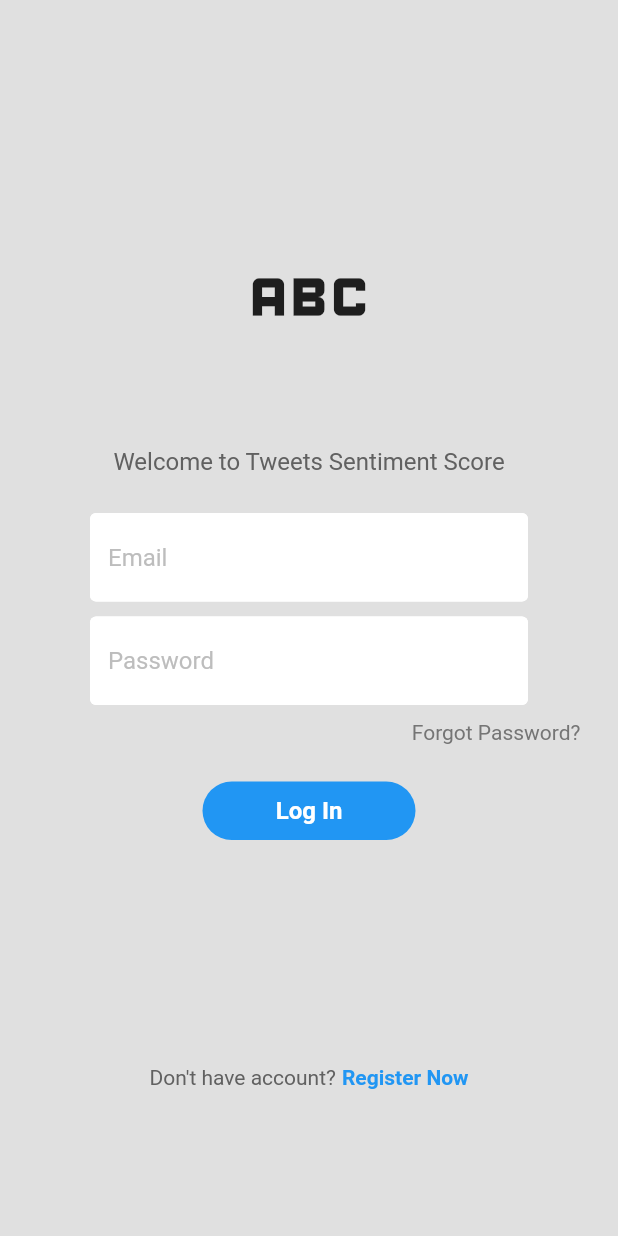
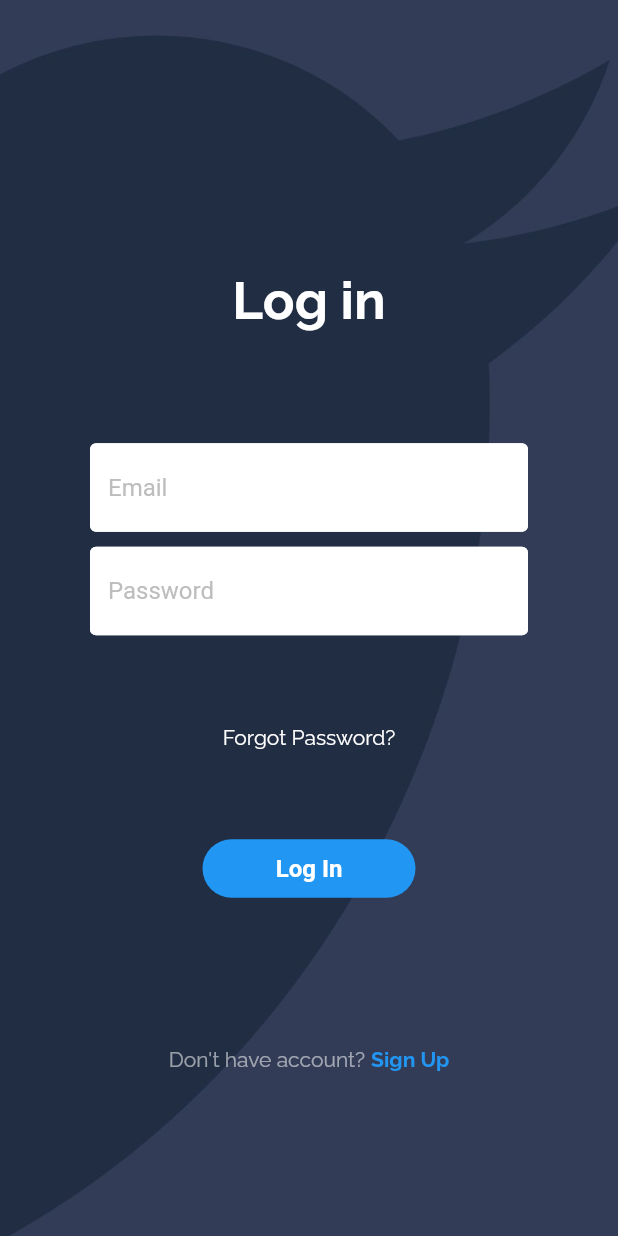
Before and after one commit to HareezIshraf5/tweets-sentiment-score-app, a Flutter app: the LoginPage screen opened directly with empty values, on a phone screen of 412 x 824 dp. Run offline on Flutter 3.47's test engine with Material 2 defaults, Android fonts, the phone set to English and light mode, and no system bars; our stand-ins replace cloud_firestore, firebase_auth, firebase_core, google_fonts; accounts and stored records are empty.

Commit message:
Update login_page.dart

```diff
--- a/lib/login_page.dart
+++ b/lib/login_page.dart
@@ -1,5 +1,6 @@
 import 'package:firebase_auth/firebase_auth.dart';
 import 'package:flutter/material.dart';
+import 'package:google_fonts/google_fonts.dart';
 import 'components/my_button.dart';
 import 'components/my_textfield.dart';
 
@@ -50,13 +51,23 @@ class _LoginPageState extends State<LoginPage> {
       context: context,
       builder: (context) {
         return AlertDialog(
-          backgroundColor: Colors.deepPurple,
-          title: Center(
+          shape: RoundedRectangleBorder(
+            borderRadius: BorderRadius.circular(16.0)
+          ),
+          backgroundColor: Colors.white70,
+          title: const Center(
             child: Text(
-              message,
-              style: const TextStyle(color: Colors.white),
+              'Error',
+              style: TextStyle(color: Colors.black),
             ),
           ),
+          content:Row(
+            mainAxisAlignment: MainAxisAlignment.center,
+            crossAxisAlignment: CrossAxisAlignment.center,
+            children : [
+              Text(message),
+            ]
+          ) ,
         );
       },
     );
@@ -64,32 +75,31 @@ class _LoginPageState extends State<LoginPage> {
 
   @override
   Widget build(BuildContext context) {
-    return Scaffold(
-      backgroundColor: Colors.grey[300],
+    return Container(constraints: const BoxConstraints.expand(),
+      decoration: const BoxDecoration(
+        image: DecorationImage(
+            image: AssetImage("images/Background.jpg"), fit: BoxFit.cover)),
+      child: Scaffold(
+        backgroundColor: Colors.transparent,
         body: SafeArea(
           child: Center(
             child: SingleChildScrollView(
               child: Column(
                 mainAxisAlignment: MainAxisAlignment.center,
                 children: [
-                const SizedBox(height: 50),
+                  const SizedBox(height: 70),
 
                   // logo
-                const Icon(
-                  Icons.abc,
-                  size: 100,
+                 Text(
+                    'Log in',
+                    style:GoogleFonts.raleway(
+                      fontWeight: FontWeight.bold,
+                      color: Colors.white,
+                      fontSize: 35,
+                    ),
                   ),
 
                   const SizedBox(height: 50),
-
-                // welcome back, you've been missed!
-                Text(
-                  'Welcome to Tweets Sentiment Score',
-                  style: TextStyle(
-                    color: Colors.grey[700],
-                    fontSize: 16,
-                  ),
-                ),
 
                   const SizedBox(height: 25),
 
@@ -101,7 +111,6 @@ class _LoginPageState extends State<LoginPage> {
                   ),
 
                   const SizedBox(height: 10),
-
                   // password textfield
                   MyTextField(
                     controller: passwordController,
@@ -109,23 +118,23 @@ class _LoginPageState extends State<LoginPage> {
                     obscureText: true,
                   ),
 
-                const SizedBox(height: 10),
+                  const SizedBox(height: 60),
 
                   // forgot password?
                   Padding(
                     padding: const EdgeInsets.symmetric(horizontal: 25.0),
                     child: Row(
-                    mainAxisAlignment: MainAxisAlignment.end,
+                      mainAxisAlignment: MainAxisAlignment.center,
                       children: [
                         Text(
                           'Forgot Password?',
-                        style: TextStyle(color: Colors.grey[600]),
+                          style: GoogleFonts.raleway(color: Colors.white),
                         ),
                       ],
                     ),
                   ),
 
-                const SizedBox(height: 25),
+                  const SizedBox(height: 60),
 
                   // sign in button
                   MyButton(
@@ -133,7 +142,7 @@ class _LoginPageState extends State<LoginPage> {
                     onTap: signUserIn,
                   ),
 
-                const SizedBox(height: 50),
+                  const SizedBox(height: 60),
 
                   // or continue with
                   // Padding(
@@ -150,7 +159,7 @@ class _LoginPageState extends State<LoginPage> {
                   //         padding: const EdgeInsets.symmetric(horizontal: 10.0),
                   //         child: Text(
                   //           'Or continue with',
-                //           style: TextStyle(color: Colors.grey[700]),
+                  //           style: GoogleFonts.raleway(color: Colors.grey[700]),
                   //         ),
                   //       ),
                   //       Expanded(
@@ -163,7 +172,7 @@ class _LoginPageState extends State<LoginPage> {
                   //   ),
                   // ),
 
-                const SizedBox(height: 50),
+                  const SizedBox(height: 20),
 
                   // google + apple sign in buttons
                   // Row(
@@ -179,7 +188,7 @@ class _LoginPageState extends State<LoginPage> {
                   //   ],
                   // ),
 
-                const SizedBox(height: 50),
+                  const SizedBox(height: 20),
 
                   // not a member? register now
                   Row(
@@ -187,14 +196,14 @@ class _LoginPageState extends State<LoginPage> {
                     children: [
                       Text(
                         'Don\'t have account?',
-                      style: TextStyle(color: Colors.grey[700]),
+                        style: GoogleFonts.raleway(color: Colors.white54),
                       ),
                       const SizedBox(width: 4),
                       GestureDetector(
                         onTap: widget.onTap,
-                      child: const Text(
-                        'Register Now',
-                        style: TextStyle(
+                        child: Text(
+                          'Sign Up',
+                          style: GoogleFonts.raleway(
                             color: Colors.blue,
                             fontWeight: FontWeight.bold,
                           ),
@@ -207,6 +216,7 @@ class _LoginPageState extends State<LoginPage> {
             ),
           ),
         ),
+      ),
     );
   }
 }
```
Lines whose indentation alone changed are shown as unchanged.
